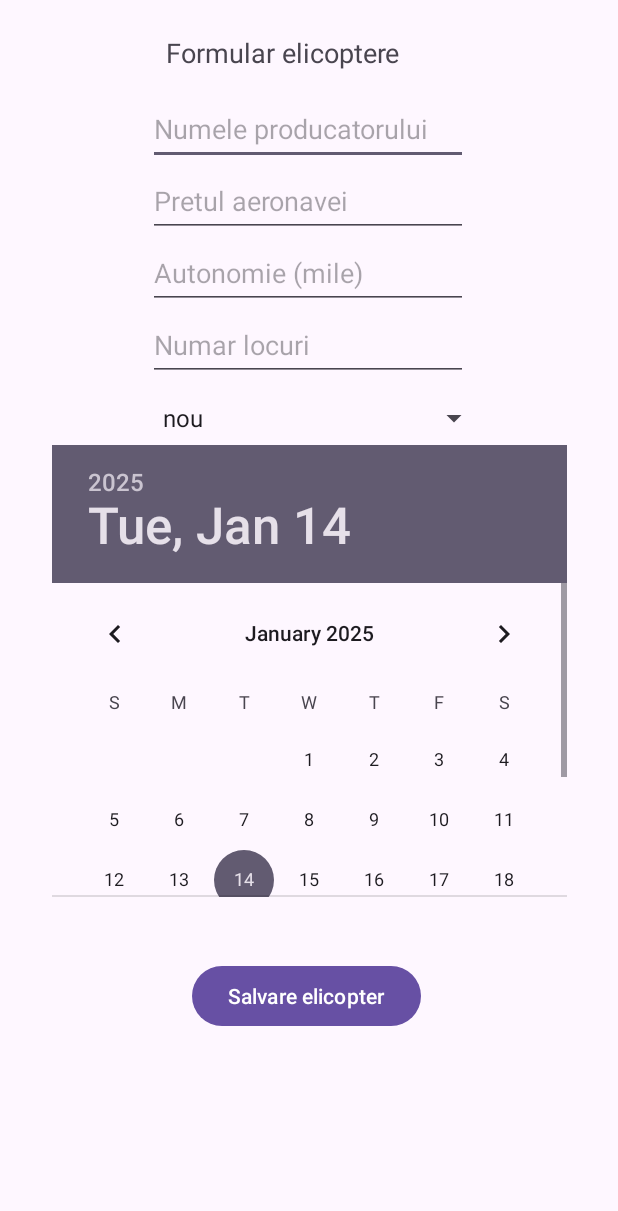
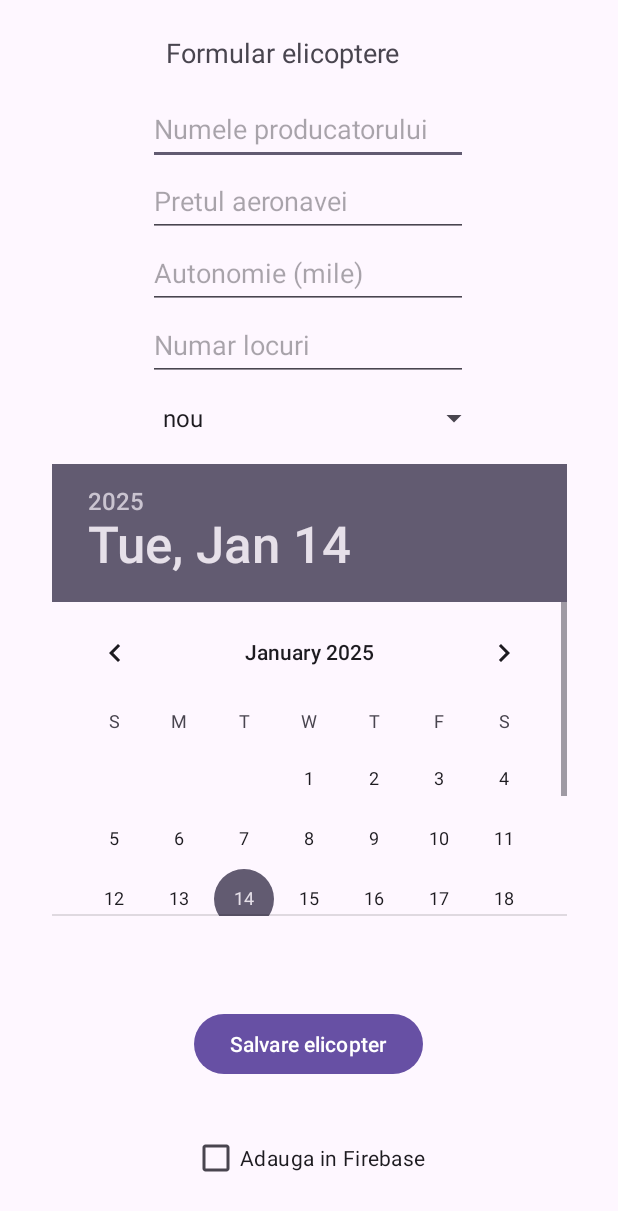
Before and after one commit to eduardscutariu/Scutariu_Eduard_ActivitateDAM2024, an Android app: the screen it shows after launch (AdaugareElicopter), after a tap on "Adauga elicopter", on a phone screen of 412 x 824 dp. Shown: the top 1211 px of the screen. Run offline under Robolectric (Android 15) with nearby library versions, the phone set to English and light mode, and no system bars; our stand-ins replace Firebase (no records; nobody signed in at launch, a user with empty details on screens opened directly).

Commit message:
seminar 13

```diff
--- a/seminar4/app/build.gradle.kts
+++ b/seminar4/app/build.gradle.kts
@@ -1,5 +1,6 @@
 plugins {
     alias(libs.plugins.android.application)
+    alias(libs.plugins.google.gms.google.services)
 }
 
 android {
@@ -32,6 +33,7 @@ android {
 }
 
 dependencies {
+    implementation(libs.firebase.database)
     annotationProcessor("androidx.room:room-compiler:2.6.1")
     implementation("androidx.room:room-runtime:2.6.1")
     implementation(libs.appcompat)
--- a/seminar4/app/src/main/AndroidManifest.xml
+++ b/seminar4/app/src/main/AndroidManifest.xml
@@ -1,6 +1,7 @@
 <?xml version="1.0" encoding="utf-8"?>
 <manifest xmlns:android="http://schemas.android.com/apk/res/android"
     xmlns:tools="http://schemas.android.com/tools">
+
 
     <uses-permission android:name="android.permission.INTERNET" />
 
--- a/seminar4/app/src/main/java/com/example/seminar4/ElicopterDatabase.java
+++ b/seminar4/app/src/main/java/com/example/seminar4/ElicopterDatabase.java
@@ -9,6 +9,7 @@ import androidx.room.TypeConverters;
 
 @Database(entities = {Elicopter.class}, version = 1)
 @TypeConverters({ConversieDateToLong.class})
+
 public abstract class ElicopterDatabase extends RoomDatabase {
     public abstract ElicopterDAO elicopterDAO();
 
--- a/seminar4/app/src/main/java/com/example/seminar4/MainActivity.java
+++ b/seminar4/app/src/main/java/com/example/seminar4/MainActivity.java
@@ -8,11 +8,18 @@ import android.widget.Button;
 import android.widget.Toast;
 
 import androidx.activity.EdgeToEdge;
+import androidx.annotation.NonNull;
 import androidx.annotation.Nullable;
 import androidx.appcompat.app.AppCompatActivity;
 import androidx.core.graphics.Insets;
 import androidx.core.view.ViewCompat;
 import androidx.core.view.WindowInsetsCompat;
+
+import com.google.firebase.database.DataSnapshot;
+import com.google.firebase.database.DatabaseError;
+import com.google.firebase.database.DatabaseReference;
+import com.google.firebase.database.FirebaseDatabase;
+import com.google.firebase.database.ValueEventListener;
 
 import java.util.ArrayList;
 import java.util.List;
@@ -81,6 +88,24 @@ public class MainActivity extends AppCompatActivity {
             }
         });
 
+
+
+        FirebaseDatabase database = FirebaseDatabase.getInstance("https://dam-14ian-default-rtdb.europe-west1.firebasedatabase.app/");
+        DatabaseReference referece = database.getReference();
+        referece.addValueEventListener(new ValueEventListener() {
+            @Override
+            public void onDataChange(@NonNull DataSnapshot snapshot) {
+                Toast.makeText(MainActivity.this, "Baza de date actualizata", Toast.LENGTH_SHORT).show();
+            }
+
+            @Override
+            public void onCancelled(@NonNull DatabaseError error) {
+
+            }
+        });
+
+
+
     }
 
     @Override
--- a/seminar4/app/src/main/res/layout/activity_adaugare_elicopter.xml
+++ b/seminar4/app/src/main/res/layout/activity_adaugare_elicopter.xml
@@ -11,11 +11,11 @@
         android:id="@+id/button"
         android:layout_width="wrap_content"
         android:layout_height="wrap_content"
-        android:layout_marginBottom="136dp"
+        android:layout_marginBottom="104dp"
         android:text="Salvare elicopter"
         app:layout_constraintBottom_toBottomOf="parent"
         app:layout_constraintEnd_toEndOf="parent"
-        app:layout_constraintHorizontal_bias="0.494"
+        app:layout_constraintHorizontal_bias="0.498"
         app:layout_constraintStart_toStartOf="parent"
         tools:ignore="HardcodedText" />
 
@@ -116,4 +116,14 @@
         app:layout_constraintTop_toBottomOf="@+id/numarLocuri"
         app:layout_constraintVertical_bias="0.003" />
 
+    <CheckBox
+        android:id="@+id/checkBox"
+        android:layout_width="wrap_content"
+        android:layout_height="wrap_content"
+        android:text="@string/adauga_in_firebase"
+        app:layout_constraintBottom_toBottomOf="parent"
+        app:layout_constraintEnd_toEndOf="parent"
+        app:layout_constraintStart_toStartOf="parent"
+        app:layout_constraintTop_toBottomOf="@+id/button" />
+
 </androidx.constraintlayout.widget.ConstraintLayout>
--- a/seminar4/app/src/main/res/values/strings.xml
+++ b/seminar4/app/src/main/res/values/strings.xml
@@ -22,6 +22,7 @@
     <string name="key_of_the_city">key of the city</string>
     <string name="max_min">Max/Min</string>
     <string name="lista_sharedpreferences">Lista SharedPreferences</string>
+    <string name="adauga_in_firebase">Adauga in Firebase</string>
     <string-array name="stare">
         <item>nou</item>
         <item>utilizat</item>
--- a/seminar4/build.gradle.kts
+++ b/seminar4/build.gradle.kts
@@ -1,4 +1,5 @@
 // Top-level build file where you can add configuration options common to all sub-projects/modules.
 plugins {
     alias(libs.plugins.android.application) apply false
+    alias(libs.plugins.google.gms.google.services) apply false
 }
--- a/seminar4/gradle/libs.versions.toml
+++ b/seminar4/gradle/libs.versions.toml
@@ -1,5 +1,5 @@
 [versions]
-agp = "8.7.0"
+agp = "8.7.3"
 junit = "4.13.2"
 junitVersion = "1.2.1"
 espressoCore = "3.6.1"
@@ -7,6 +7,8 @@ appcompat = "1.7.0"
 material = "1.12.0"
 activity = "1.9.3"
 constraintlayout = "2.1.4"
+googleGmsGoogleServices = "4.4.2"
+firebaseDatabase = "21.0.0"
 
 [libraries]
 junit = { group = "junit", name = "junit", version.ref = "junit" }
@@ -16,6 +18,8 @@ appcompat = { group = "androidx.appcompat", name = "appcompat", version.ref = "a
 material = { group = "com.google.android.material", name = "material", version.ref = "material" }
 activity = { group = "androidx.activity", name = "activity", version.ref = "activity" }
 constraintlayout = { group = "androidx.constraintlayout", name = "constraintlayout", version.ref = "constraintlayout" }
+firebase-database = { group = "com.google.firebase", name = "firebase-database", version.ref = "firebaseDatabase" }
 
 [plugins]
 android-application = { id = "com.android.application", version.ref = "agp" }
+google-gms-google-services = { id = "com.google.gms.google-services", version.ref = "googleGmsGoogleServices" }
```
Also changed, not shown: seminar4/app/src/main/java/com/example/seminar4/AdaugareElicopter.java (+19 -0 lines), seminar4/app/src/main/java/com/example/seminar4/ListaElicoptere.java (+32 -0 lines), 1 other file.
